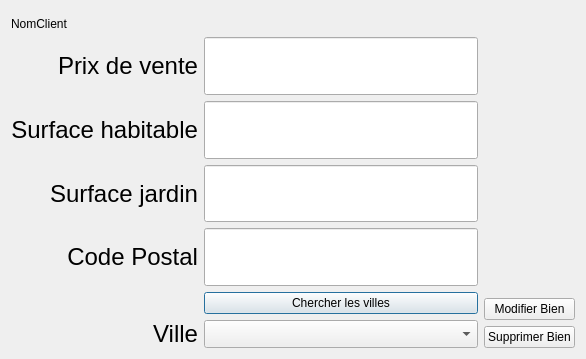
Qt form src/Qt/AgenceImmobiliere/dialogbien.ui (Ovan33/Immobilier) before a commit.
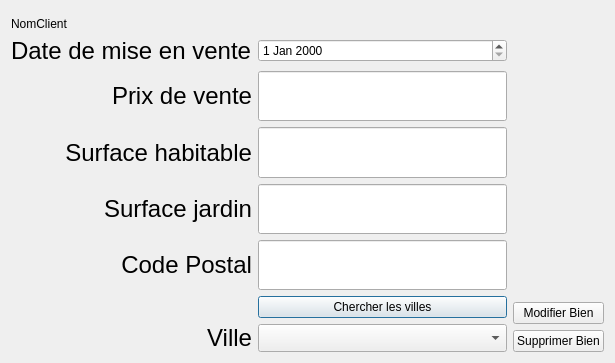
The same form after that commit.

Commit message: Ajout Label Date dans dialogbien, Ajout constructeur dans dialogbien qui prend en paramètre un bien

```diff
--- a/src/Qt/AgenceImmobiliere/dialogbien.ui
+++ b/src/Qt/AgenceImmobiliere/dialogbien.ui
@@ -6,8 +6,8 @@
    <rect>
     <x>0</x>
     <y>0</y>
-    <width>586</width>
-    <height>359</height>
+    <width>615</width>
+    <height>363</height>
    </rect>
   </property>
   <property name="windowTitle">
@@ -28,7 +28,7 @@
     <layout class="QHBoxLayout" name="horizontalLayout">
      <item>
       <layout class="QGridLayout" name="gridLayout">
-       <item row="0" column="0">
+       <item row="1" column="0">
         <widget class="QLabel" name="label_PrixVente">
          <property name="font">
           <font>
@@ -47,23 +47,7 @@
          </property>
         </widget>
        </item>
-       <item row="0" column="1">
-        <widget class="QLineEdit" name="lineEdit_BudgetMax">
-         <property name="sizePolicy">
-          <sizepolicy hsizetype="Maximum" vsizetype="Expanding">
-           <horstretch>3</horstretch>
-           <verstretch>1</verstretch>
-          </sizepolicy>
-         </property>
-         <property name="maximumSize">
-          <size>
-           <width>421</width>
-           <height>16777215</height>
-          </size>
-         </property>
-        </widget>
-       </item>
-       <item row="1" column="0">
+       <item row="2" column="0">
         <widget class="QLabel" name="label_SurfHab">
          <property name="sizePolicy">
           <sizepolicy hsizetype="Minimum" vsizetype="Preferred">
@@ -88,105 +72,7 @@
          </property>
         </widget>
        </item>
-       <item row="1" column="1">
-        <widget class="QLineEdit" name="lineEdit_SurfHabMin">
-         <property name="sizePolicy">
-          <sizepolicy hsizetype="Maximum" vsizetype="Expanding">
-           <horstretch>3</horstretch>
-           <verstretch>1</verstretch>
-          </sizepolicy>
-         </property>
-         <property name="maximumSize">
-          <size>
-           <width>421</width>
-           <height>16777215</height>
-          </size>
-         </property>
-        </widget>
-       </item>
-       <item row="2" column="0">
-        <widget class="QLabel" name="label_SurfJard">
-         <property name="sizePolicy">
-          <sizepolicy hsizetype="Minimum" vsizetype="Preferred">
-           <horstretch>0</horstretch>
-           <verstretch>0</verstretch>
-          </sizepolicy>
-         </property>
-         <property name="font">
-          <font>
-           <family>Liberation Sans</family>
-           <pointsize>18</pointsize>
-          </font>
-         </property>
-         <property name="text">
-          <string>Surface jardin</string>
-         </property>
-         <property name="alignment">
-          <set>Qt::AlignRight|Qt::AlignTrailing|Qt::AlignVCenter</set>
-         </property>
-         <property name="buddy">
-          <cstring>lineEdit_SurJardMin</cstring>
-         </property>
-        </widget>
-       </item>
-       <item row="2" column="1">
-        <widget class="QLineEdit" name="lineEdit_SurJardMin">
-         <property name="sizePolicy">
-          <sizepolicy hsizetype="Maximum" vsizetype="Expanding">
-           <horstretch>3</horstretch>
-           <verstretch>1</verstretch>
-          </sizepolicy>
-         </property>
-         <property name="maximumSize">
-          <size>
-           <width>421</width>
-           <height>16777215</height>
-          </size>
-         </property>
-        </widget>
-       </item>
-       <item row="3" column="0">
-        <widget class="QLabel" name="label_CodePostal_4">
-         <property name="sizePolicy">
-          <sizepolicy hsizetype="Minimum" vsizetype="Preferred">
-           <horstretch>0</horstretch>
-           <verstretch>0</verstretch>
-          </sizepolicy>
-         </property>
-         <property name="font">
-          <font>
-           <family>Liberation Sans</family>
-           <pointsize>18</pointsize>
-          </font>
-         </property>
-         <property name="text">
-          <string>Code Postal</string>
-         </property>
-         <property name="alignment">
-          <set>Qt::AlignRight|Qt::AlignTrailing|Qt::AlignVCenter</set>
-         </property>
-         <property name="buddy">
-          <cstring>lineEdit_CodePostal_Bien</cstring>
-         </property>
-        </widget>
-       </item>
-       <item row="3" column="1">
-        <widget class="QLineEdit" name="lineEdit_CodePostal_Bien">
-         <property name="sizePolicy">
-          <sizepolicy hsizetype="Maximum" vsizetype="Expanding">
-           <horstretch>3</horstretch>
-           <verstretch>1</verstretch>
-          </sizepolicy>
-         </property>
-         <property name="maximumSize">
-          <size>
-           <width>421</width>
-           <height>16777215</height>
-          </size>
-         </property>
-        </widget>
-       </item>
-       <item row="5" column="0">
+       <item row="6" column="0">
         <widget class="QLabel" name="label_Ville_2">
          <property name="sizePolicy">
           <sizepolicy hsizetype="Minimum" vsizetype="Preferred">
@@ -211,23 +97,153 @@
          </property>
         </widget>
        </item>
+       <item row="4" column="0">
+        <widget class="QLabel" name="label_CodePostal_4">
+         <property name="sizePolicy">
+          <sizepolicy hsizetype="Minimum" vsizetype="Preferred">
+           <horstretch>0</horstretch>
+           <verstretch>0</verstretch>
+          </sizepolicy>
+         </property>
+         <property name="font">
+          <font>
+           <family>Liberation Sans</family>
+           <pointsize>18</pointsize>
+          </font>
+         </property>
+         <property name="text">
+          <string>Code Postal</string>
+         </property>
+         <property name="alignment">
+          <set>Qt::AlignRight|Qt::AlignTrailing|Qt::AlignVCenter</set>
+         </property>
+         <property name="buddy">
+          <cstring>lineEdit_CodePostal_Bien</cstring>
+         </property>
+        </widget>
+       </item>
+       <item row="2" column="1">
+        <widget class="QLineEdit" name="lineEdit_SurfHabMin">
+         <property name="sizePolicy">
+          <sizepolicy hsizetype="Maximum" vsizetype="Expanding">
+           <horstretch>3</horstretch>
+           <verstretch>1</verstretch>
+          </sizepolicy>
+         </property>
+         <property name="maximumSize">
+          <size>
+           <width>421</width>
+           <height>16777215</height>
+          </size>
+         </property>
+        </widget>
+       </item>
        <item row="5" column="1">
-        <widget class="QComboBox" name="comboBox_Ville_Bien">
-         <property name="sizePolicy">
-          <sizepolicy hsizetype="Preferred" vsizetype="MinimumExpanding">
-           <horstretch>1</horstretch>
-           <verstretch>0</verstretch>
-          </sizepolicy>
-         </property>
-        </widget>
-       </item>
-       <item row="4" column="1">
         <widget class="QPushButton" name="button_ChercherVilles_Bien">
          <property name="text">
           <string>Chercher les villes</string>
          </property>
         </widget>
        </item>
+       <item row="4" column="1">
+        <widget class="QLineEdit" name="lineEdit_CodePostal_Bien">
+         <property name="sizePolicy">
+          <sizepolicy hsizetype="Maximum" vsizetype="Expanding">
+           <horstretch>3</horstretch>
+           <verstretch>1</verstretch>
+          </sizepolicy>
+         </property>
+         <property name="maximumSize">
+          <size>
+           <width>421</width>
+           <height>16777215</height>
+          </size>
+         </property>
+        </widget>
+       </item>
+       <item row="6" column="1">
+        <widget class="QComboBox" name="comboBox_Ville_Bien">
+         <property name="sizePolicy">
+          <sizepolicy hsizetype="Preferred" vsizetype="MinimumExpanding">
+           <horstretch>1</horstretch>
+           <verstretch>0</verstretch>
+          </sizepolicy>
+         </property>
+        </widget>
+       </item>
+       <item row="3" column="0">
+        <widget class="QLabel" name="label_SurfJard">
+         <property name="sizePolicy">
+          <sizepolicy hsizetype="Minimum" vsizetype="Preferred">
+           <horstretch>0</horstretch>
+           <verstretch>0</verstretch>
+          </sizepolicy>
+         </property>
+         <property name="font">
+          <font>
+           <family>Liberation Sans</family>
+           <pointsize>18</pointsize>
+          </font>
+         </property>
+         <property name="text">
+          <string>Surface jardin</string>
+         </property>
+         <property name="alignment">
+          <set>Qt::AlignRight|Qt::AlignTrailing|Qt::AlignVCenter</set>
+         </property>
+         <property name="buddy">
+          <cstring>lineEdit_SurJardMin</cstring>
+         </property>
+        </widget>
+       </item>
+       <item row="3" column="1">
+        <widget class="QLineEdit" name="lineEdit_SurJardMin">
+         <property name="sizePolicy">
+          <sizepolicy hsizetype="Maximum" vsizetype="Expanding">
+           <horstretch>3</horstretch>
+           <verstretch>1</verstretch>
+          </sizepolicy>
+         </property>
+         <property name="maximumSize">
+          <size>
+           <width>421</width>
+           <height>16777215</height>
+          </size>
+         </property>
+        </widget>
+       </item>
+       <item row="1" column="1">
+        <widget class="QLineEdit" name="lineEdit_BudgetMax">
+         <property name="sizePolicy">
+          <sizepolicy hsizetype="Maximum" vsizetype="Expanding">
+           <horstretch>3</horstretch>
+           <verstretch>1</verstretch>
+          </sizepolicy>
+         </property>
+         <property name="maximumSize">
+          <size>
+           <width>421</width>
+           <height>16777215</height>
+          </size>
+         </property>
+        </widget>
+       </item>
+       <item row="0" column="1">
+        <widget class="QDateEdit" name="dateEdit_MiseVente"/>
+       </item>
+       <item row="0" column="0">
+        <widget class="QLabel" name="label_DateMiseVente">
+         <property name="font">
+          <font>
+           <family>Liberation Sans</family>
+           <pointsize>18</pointsize>
+          </font>
+         </property>
+         <property name="text">
+          <string>Date de mise en vente</string>
+         </property>
+        </widget>
+       </item>
       </layout>
      </item>
      <item>
```
The commit also changes 4 other files.
